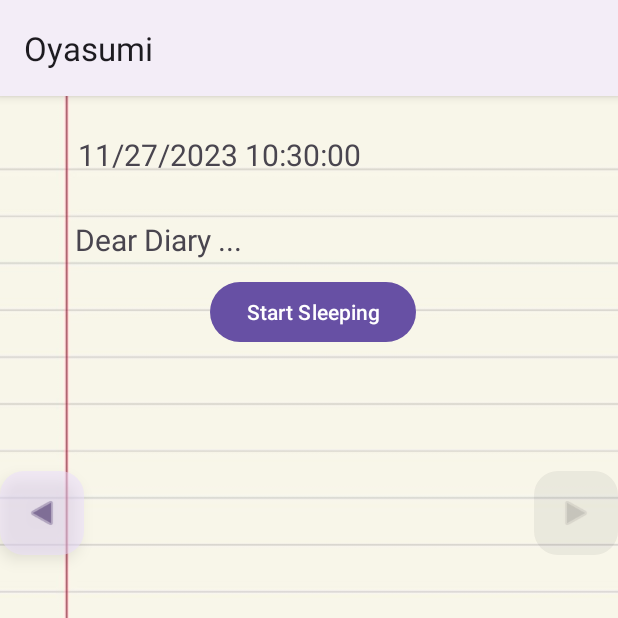
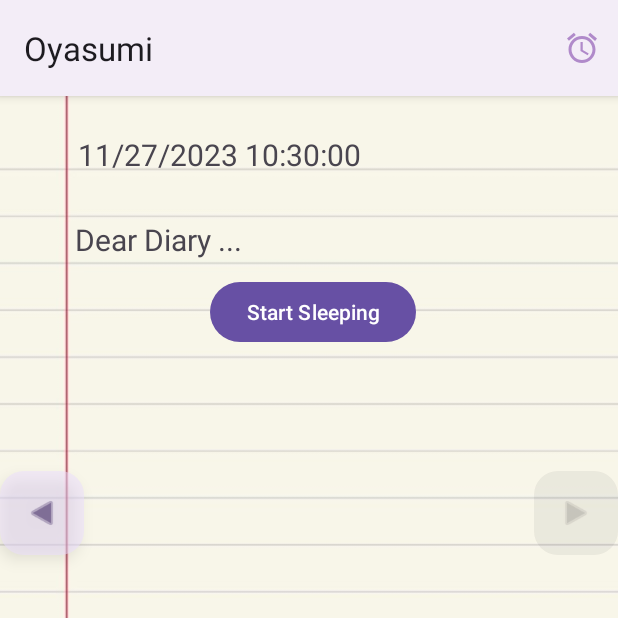
Before and after one commit to krirk-n/Oyasumi, an Android app: the screen it shows after launch (MainActivity), on a phone screen of 412 x 824 dp, the top half of it. Run offline under Robolectric (Android 15) with nearby library versions, the phone set to English and light mode, and no system bars.

Commit message:
integrated with Khai's

```diff
--- a/app/src/main/java/com/cs407/oyasumi/MainActivity.java
+++ b/app/src/main/java/com/cs407/oyasumi/MainActivity.java
@@ -1,11 +1,17 @@
 package com.cs407.oyasumi;
 
+import androidx.annotation.NonNull;
 import androidx.appcompat.app.AppCompatActivity;
 
 import android.content.Context;
+import android.content.Intent;
+import android.content.SharedPreferences;
 import android.database.sqlite.SQLiteDatabase;
 import android.os.Bundle;
 import android.util.Log;
+import android.view.Menu;
+import android.view.MenuInflater;
+import android.view.MenuItem;
 import android.view.View;
 import android.widget.Button;
 import android.widget.EditText;
@@ -38,6 +44,17 @@ public class MainActivity extends AppCompatActivity {
     protected void onCreate(Bundle savedInstanceState) {
         super.onCreate(savedInstanceState);
         setContentView(R.layout.activity_main);
+
+        //alarmManager = (AlarmManager) getSystemService(Context.ALARM_SERVICE);
+        SharedPreferences sharedPreferences = getSharedPreferences("oyasumi_alarm_data", Context.MODE_PRIVATE);
+        int hour = sharedPreferences.getInt("hour", -1);
+        int minute = sharedPreferences.getInt("minute", -1);
+        if((hour == -1)||(minute == -1))
+            Log.i("Info", "MainActivity: alarm not set");
+        else {
+            Log.i("Info", "MainActivity: alarm set");
+        }
+
         Context context = getApplicationContext();
         createDummyNotes(3);
 
@@ -184,4 +201,24 @@ public class MainActivity extends AppCompatActivity {
                     "Dummy is dreaming" + noteId, "This is a dummy " + noteId);
         }
     }
+
+    @Override
+    public boolean onCreateOptionsMenu(Menu menu) {
+        MenuInflater inflater = getMenuInflater();
+        inflater.inflate(R.menu.main_menu, menu);
+        return true;
+    }
+
+    @Override
+    public boolean onOptionsItemSelected(@NonNull MenuItem item) {
+        int itemId = item.getItemId();
+        if (itemId == R.id.alarmClockMenuItem) {
+            //use an intent to go to the alarm activity
+            Intent intent = new Intent(this, AlarmActivity.class);
+            startActivity(intent);
+            return true;
+
+        }
+        return super.onOptionsItemSelected(item);
+    }
 }
--- a/app/src/main/res/layout/activity_alarm.xml
+++ b/app/src/main/res/layout/activity_alarm.xml
@@ -32,7 +32,7 @@
 
     <Button
         android:id="@+id/cancelAlarmButton"
-        android:layout_width="0dp"
+        android:layout_width="wrap_content"
         android:layout_height="wrap_content"
         android:layout_marginEnd="70dp"
         android:layout_marginBottom="214dp"
```
